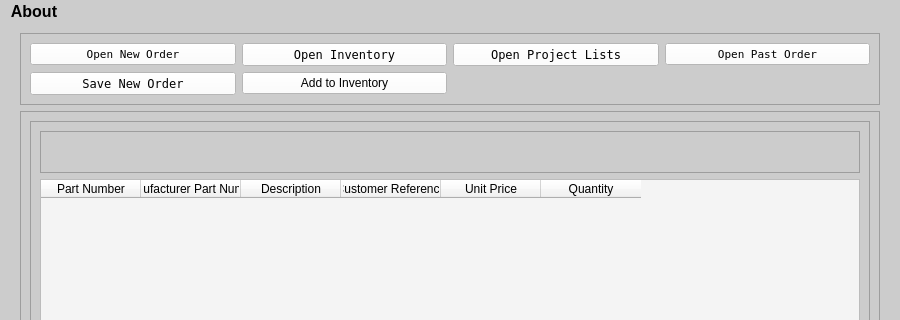
First picture: the form in gui_app.ui, repository Thomas1B/Electronics-Inventory-Program, before the edit; both pictures show x 0 to 900 and y 0 to 320 of the 900 by 774 pixel window.
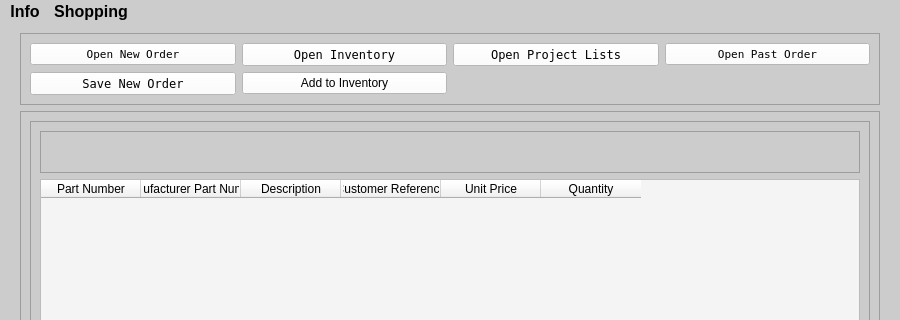
Second picture: the form after the edit.

The edit to the form file:
```diff
--- a/gui_app.ui
+++ b/gui_app.ui
@@ -599,12 +599,18 @@
      <bold>true</bold>
     </font>
    </property>
-   <widget class="QMenu" name="menuAbout">
+   <widget class="QMenu" name="menuLinks">
     <property name="title">
-     <string>About</string>
+     <string>Shopping</string>
     </property>
    </widget>
-   <addaction name="menuAbout"/>
+   <widget class="QMenu" name="menuInfo">
+    <property name="title">
+     <string>Info</string>
+    </property>
+   </widget>
+   <addaction name="menuInfo"/>
+   <addaction name="menuLinks"/>
   </widget>
  </widget>
  <resources/>
```
Left out of the diff: 33 changed lines with no effect on the pictures.
